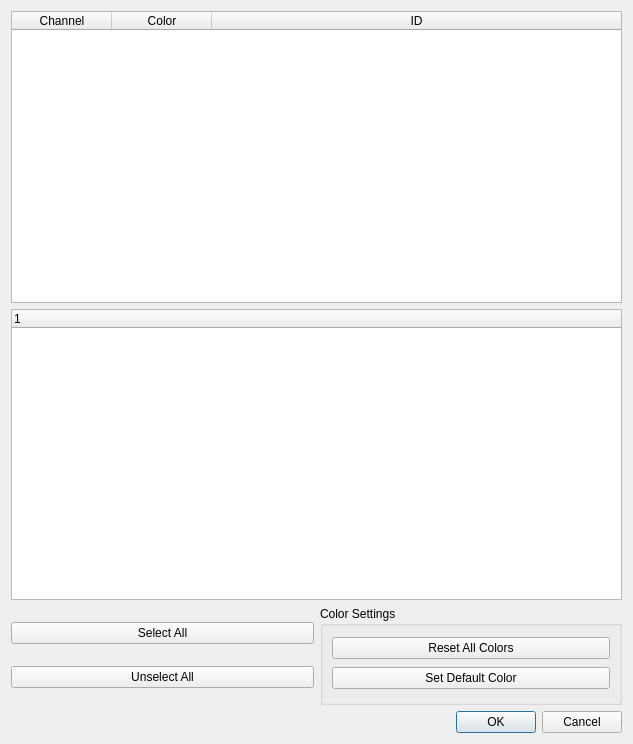
The window that src/gui_impl/dialogs/channel_dialog.ui (cbrnr/sigviewer) describes before a commit, drawn with Qt 5.
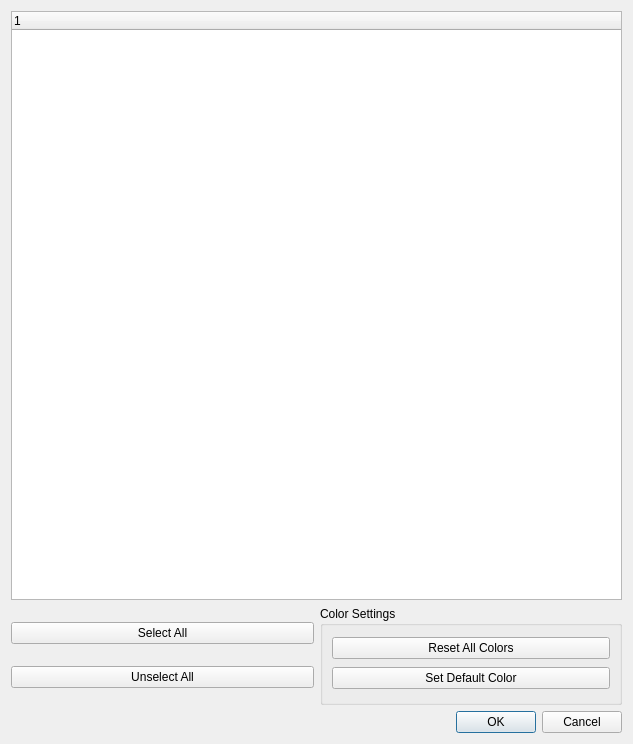
The same window after the commit.

Commit message:
Use treewidget only in channel_dialog
1. Now making it consistent that using treewidget only for all file
formats. Table widget is deprecated.
2. Deleted a ton of redundant code, making it as concise as possible.

What changed in the file:
```diff
--- a/src/gui_impl/dialogs/channel_dialog.ui
+++ b/src/gui_impl/dialogs/channel_dialog.ui
@@ -23,58 +23,6 @@
    <item>
     <layout class="QVBoxLayout" name="verticalLayout_5"/>
    </item>
-   <item>
-    <widget class="QTableWidget" name="channel_table_">
-     <property name="sizeAdjustPolicy">
-      <enum>QAbstractScrollArea::AdjustIgnored</enum>
-     </property>
-     <property name="autoScrollMargin">
-      <number>0</number>
-     </property>
-     <property name="editTriggers">
-      <set>QAbstractItemView::NoEditTriggers</set>
-     </property>
-     <property name="selectionMode">
-      <enum>QAbstractItemView::NoSelection</enum>
-     </property>
-     <property name="horizontalScrollMode">
-      <enum>QAbstractItemView::ScrollPerPixel</enum>
-     </property>
-     <property name="showGrid">
-      <bool>false</bool>
-     </property>
-     <property name="cornerButtonEnabled">
-      <bool>false</bool>
-     </property>
-     <attribute name="horizontalHeaderStretchLastSection">
-      <bool>true</bool>
-     </attribute>
-     <attribute name="verticalHeaderVisible">
-      <bool>false</bool>
-     </attribute>
-     <attribute name="verticalHeaderDefaultSectionSize">
-      <number>18</number>
-     </attribute>
-     <attribute name="verticalHeaderMinimumSectionSize">
-      <number>0</number>
-     </attribute>
-     <column>
-      <property name="text">
-       <string>Channel</string>
-      </property>
-     </column>
-     <column>
-      <property name="text">
-       <string>Color</string>
-      </property>
-     </column>
-     <column>
-      <property name="text">
-       <string>ID</string>
-      </property>
-     </column>
-    </widget>
-   </item>
    <item>
     <widget class="QTreeWidget" name="treeWidget">
      <column>
```
Left out of the diff: 1 changed line with no effect on the pictures. The commit also changes 4 other files.
